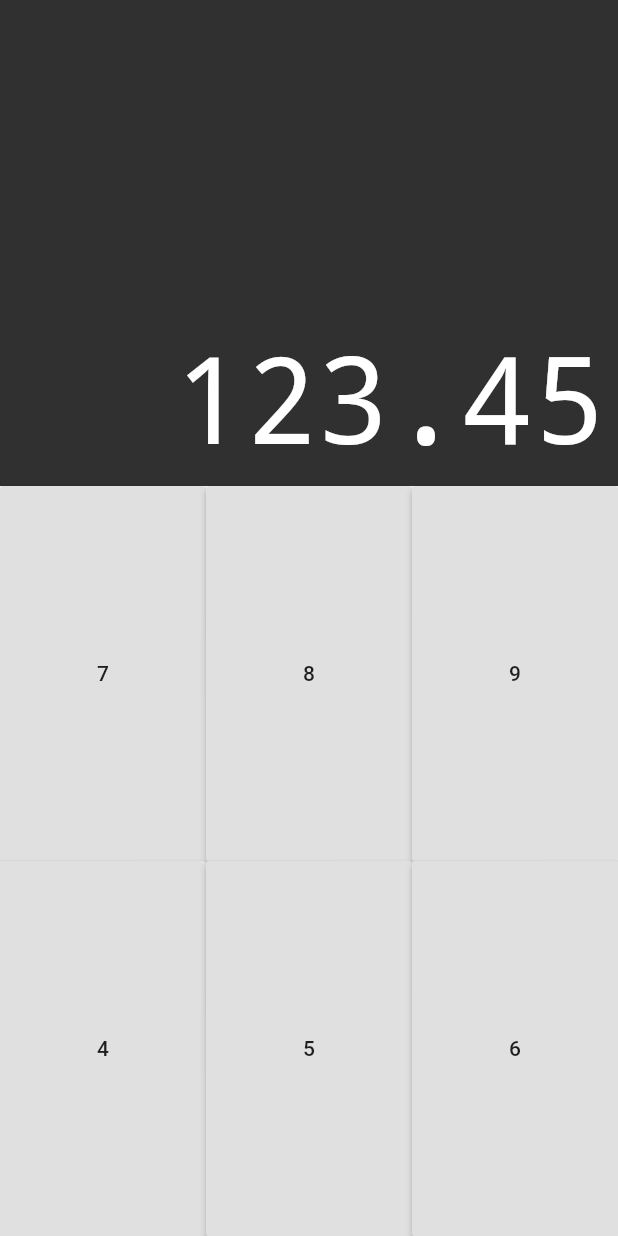
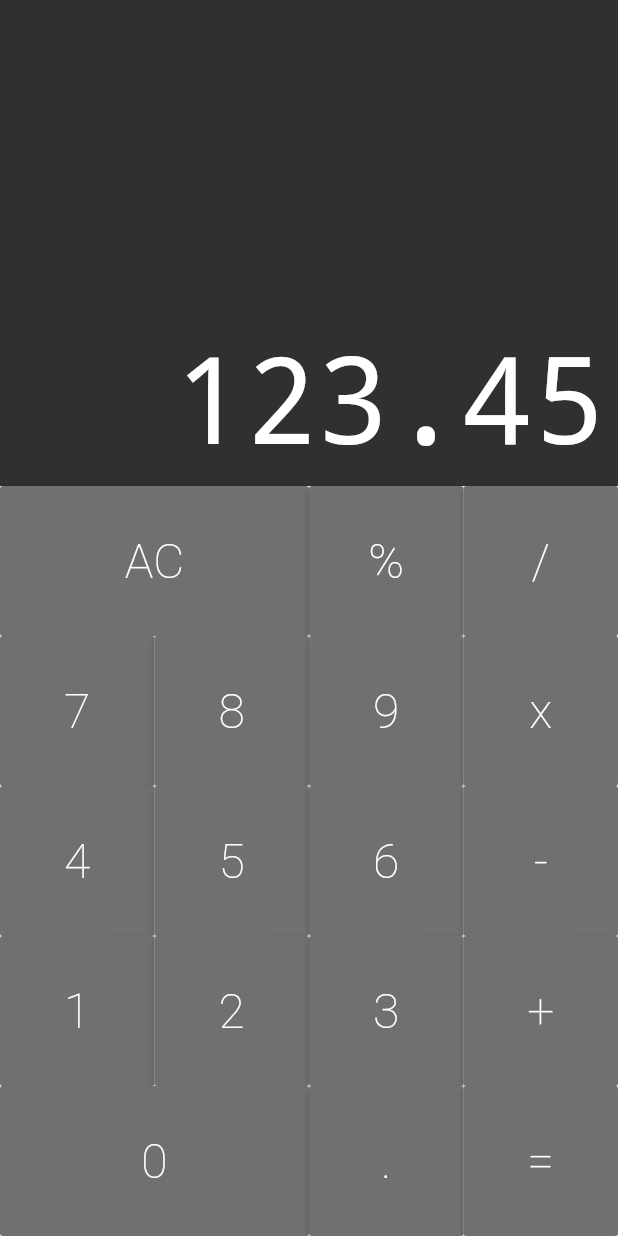
Before and after one commit to gisesonia/calculadoraflutter, a Flutter app: the screen it shows after launch, on a phone screen of 412 x 824 dp. Run offline on Flutter 3.47's test engine with Material 2 defaults, Android fonts, the phone set to English and light mode, and no system bars; drawn by our look-alikes of auto_size_text.

Commit message:
Adicionando constantes de cores

```diff
--- a/lib/components/button.dart
+++ b/lib/components/button.dart
@@ -1,18 +1,31 @@
 import 'package:flutter/material.dart';
 
 class Button extends StatelessWidget {
+  static const DARK = Color.fromRGBO(82, 82, 82, 1);
+  static const DEFAULT = Color.fromRGBO(112, 112, 112, 1);
+  static const OPERATION = Color.fromRGBO(250, 158, 13, 1);
+
   final String text;
+  final bool big;
+  final Color color;
 
   Button({
     @required this.text,
+    this.big = false,
+    this.color = DEFAULT,
   });
 
   @override
   Widget build(BuildContext context) {
     return Expanded(
-      flex: 1,
+      flex: big ? 2 : 1,
       child: RaisedButton(
-        child: Text(text),
+        color: this.color,
+        child: Text(
+          text,
+          style: TextStyle(
+              color: Colors.white, fontSize: 32, fontWeight: FontWeight.w200),
+        ),
         onPressed: () {},
       ),
     );
--- a/lib/components/keyboard.dart
+++ b/lib/components/keyboard.dart
@@ -11,15 +11,36 @@ class Keyboard extends StatelessWidget {
       child: Column(
         children: <Widget>[
           ButtonRow([
+            Button(
+              text: 'AC',
+              big: true,
+            ),
+            Button(text: '%'),
+            Button(text: '/'),
+          ]),
+          ButtonRow([
             Button(text: '7'),
             Button(text: '8'),
             Button(text: '9'),
+            Button(text: 'x')
           ]),
           ButtonRow([
             Button(text: '4'),
             Button(text: '5'),
             Button(text: '6'),
+            Button(text: '-')
           ]),
+          ButtonRow([
+            Button(text: '1'),
+            Button(text: '2'),
+            Button(text: '3'),
+            Button(text: '+')
+          ]),
+          ButtonRow([
+            Button(text: '0', big: true),
+            Button(text: '.'),
+            Button(text: '='),
+          ])
         ],
       ),
     );
```
